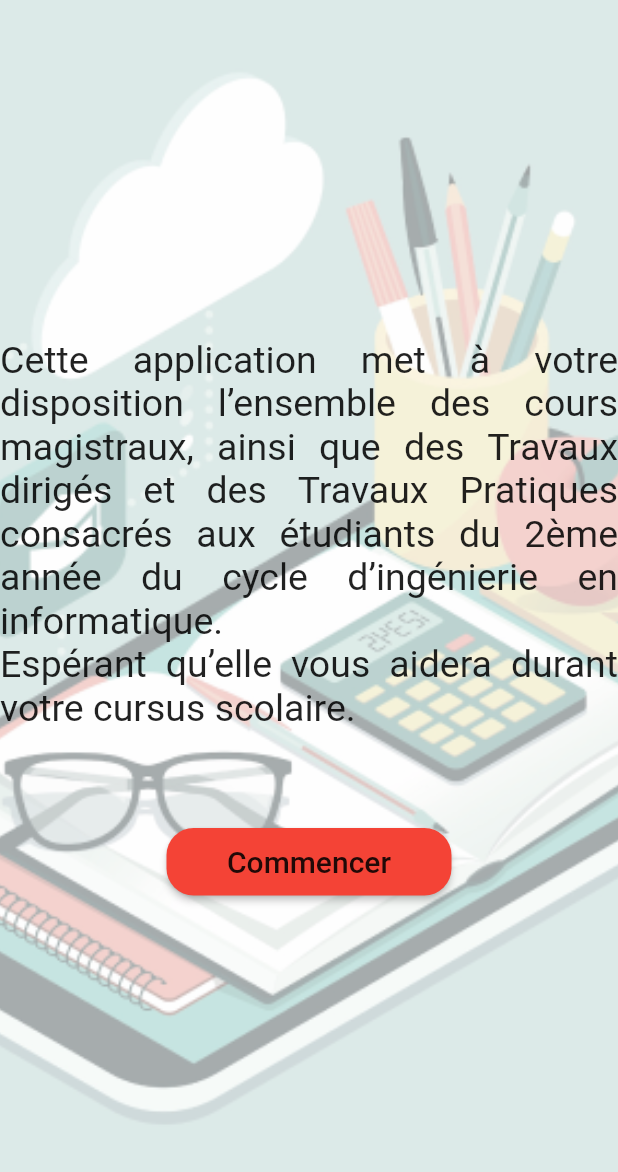
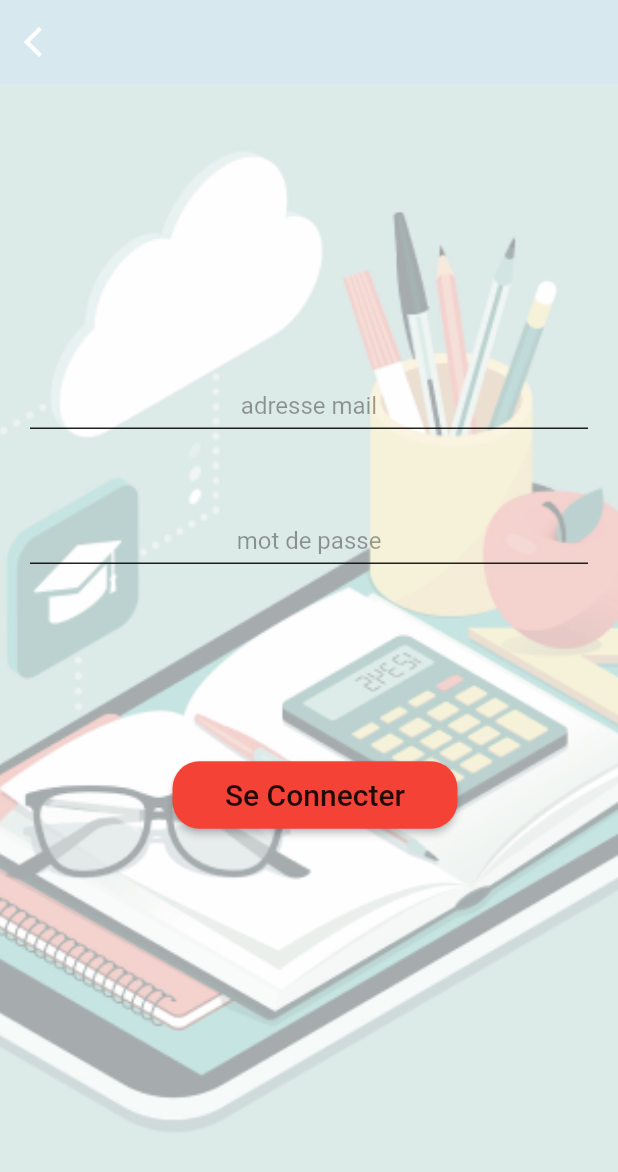
Before and after one commit to ibtihalhayat/mobile_App, a Flutter app: the screen it shows after launch, after a tap on "Commencer", on a phone screen of 412 x 824 dp. Shown: the top 1172 px of the screen. Run offline on Flutter 3.47's test engine with Material 2 defaults, Android fonts, the phone set to English and light mode, and no system bars.

Commit message:
Page d'inscription

```diff
--- /dev/null
+++ b/lib/authentification.dart
@@ -0,0 +1,120 @@
+import 'package:flutter/cupertino.dart';
+import 'package:flutter/material.dart';
+
+class Authentification extends StatelessWidget {
+
+  String msg;
+  Authentification(String msg){
+    this.msg = msg;
+  }
+
+  @override
+  Widget build(BuildContext context){
+    return new Scaffold(
+        backgroundColor: Colors.transparent,
+        appBar: new AppBar(
+          backgroundColor: Color(0xFFd7e8ef).withOpacity(1),
+          elevation: 0.0,
+          leading: new Icon(Icons.arrow_back_ios),
+        ),
+      body: new Stack(
+        children:<Widget> [
+
+          new Container(
+            decoration: new BoxDecoration(
+                image: new DecorationImage(
+                    image: new AssetImage('images/background.png'),
+                    fit: BoxFit.cover)
+            ),
+          ),
+         new Container(
+           padding: EdgeInsets.fromLTRB(20.0, 200.0, 20.0, 10.0),
+           decoration: BoxDecoration(
+             borderRadius: BorderRadius.circular(10.0),
+             color: Colors.transparent
+           ),
+           child: Column(
+             children:<Widget> [
+               Container(
+                 padding: EdgeInsets.all(5.0),
+                 decoration: BoxDecoration(
+                     border: Border(
+                         bottom: BorderSide(
+                             color: Colors.black87
+                         )
+                     )
+                 ),
+                 child: TextField(
+                   textAlign: TextAlign.center,
+                   onChanged: (String string){},
+                   onSubmitted: (String string){},
+                   decoration: new InputDecoration.collapsed(
+                       hintText: "adresse mail",
+                       border: InputBorder.none,
+                       hintStyle: TextStyle(color: Colors.black38)
+                   ),
+                 ),
+               ),
+             ],
+           ),
+         ),
+          new Container(
+            padding: EdgeInsets.fromLTRB(20.0, 290.0, 20.0, 10.0),
+            decoration: BoxDecoration(
+                borderRadius: BorderRadius.circular(10.0),
+                color: Colors.transparent
+            ),
+            child: Column(
+              children:<Widget> [
+                Container(
+                  padding: EdgeInsets.all(5.0),
+                  decoration: BoxDecoration(
+                      border: Border(
+                          bottom: BorderSide(
+                              color: Colors.black87
+                          )
+                      )
+                  ),
+                  child: TextField(
+                    textAlign: TextAlign.center,
+                    onChanged: (String string){},
+                    onSubmitted: (String string){},
+                    decoration: new InputDecoration.collapsed(
+                        hintText: "mot de passe",
+                        border: InputBorder.none,
+                        hintStyle: TextStyle(color: Colors.black38)
+                    ),
+                  ),
+                ),
+              ],
+            ),
+          ),
+          new Container(
+            padding: EdgeInsets.fromLTRB(115.0, 450.0, 20.0, 10.0),
+            decoration: BoxDecoration(
+               borderRadius: BorderRadius.circular(10.0),
+                color: Colors.transparent
+            ),
+            child: new ButtonTheme(
+                  minWidth: 190,
+                   height:45,
+                child : RaisedButton(
+                onPressed: (){print('OKKK');},
+                color: Colors.red,
+                shape: RoundedRectangleBorder(
+                  borderRadius: BorderRadius.circular(18.0),
+                ),
+                child: new Text(
+                  'Se Connecter',
+                  style: TextStyle(
+                      fontSize: 20
+                  ),
+                )
+            ),
+            )
+          )
+        ],
+      )
+    );
+  }
+}
--- a/lib/main.dart
+++ b/lib/main.dart
@@ -3,6 +3,7 @@
 //import 'dart:html';
 
 import 'package:flutter/material.dart';
+import 'authentification.dart';
 
 void main() {
   runApp(MyApp());
@@ -70,9 +71,7 @@ class _MyHomePageState extends State<MyHomePage> {
                   minWidth: 190,
                   height:45,
                   child: RaisedButton(
-                      onPressed: (){
-                        print('OK');
-                      },
+                      onPressed: authentification,
                       color: Colors.red,
                       shape: RoundedRectangleBorder(
                         borderRadius: BorderRadius.circular(18.0),
@@ -87,16 +86,16 @@ class _MyHomePageState extends State<MyHomePage> {
                 )
               ],
             ),
-            /*child: new Text(
-                'Cette application met à votre disposition l’ensemble des cours magistrales ainsi que des Travaux dirigés et des Travaux Pratiques consacrés aux étudiants du 2ème année du cycle d’ingénierie en informatique. Espérant qu’elle vous aidera durant votre cursus scolaire.',
-                style: new TextStyle(
-                  fontSize: 25
-                ),
-              textAlign: TextAlign.justify,
-            ),*/
           )
         ],
       )
     );
   }
+
+  void authentification(){
+    Navigator.push(context, new MaterialPageRoute(builder: (BuildContext context){
+      return new Authentification('c le message');
+    }));
+  }
+
 }
```
